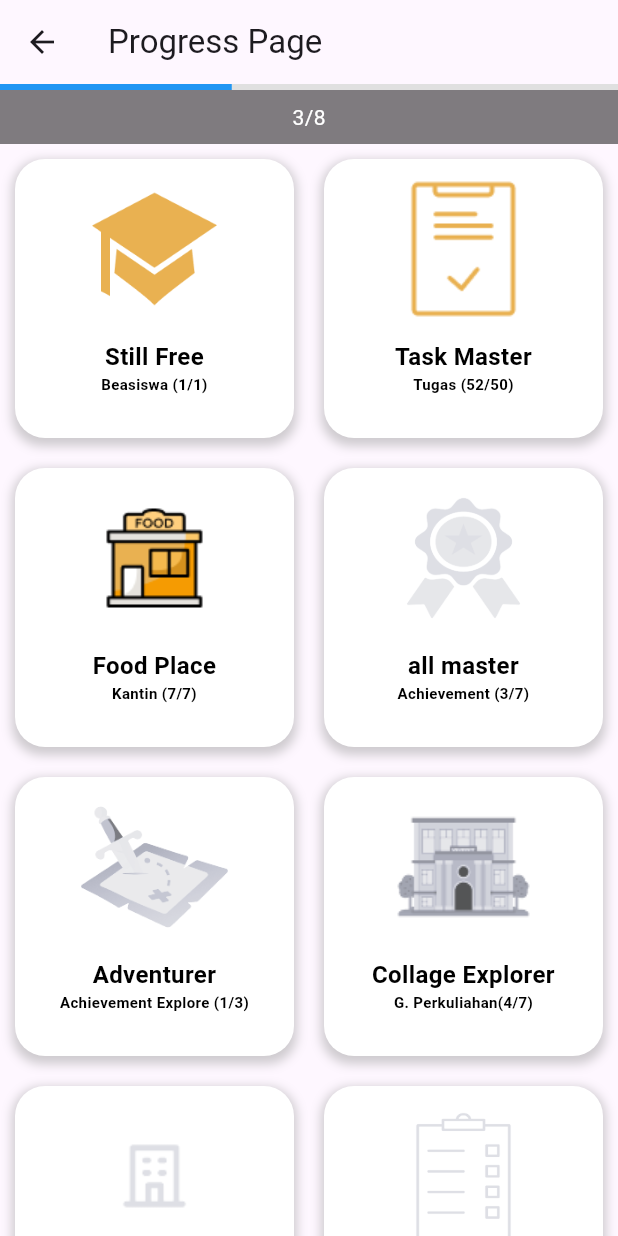
After one commit to medavidrahmadana/TelU-Adventure-Mobile, a Flutter app: the achievement_page screen opened directly, on a phone screen of 412 x 824 dp. The commit adds this screen. Run offline on Flutter 3.47's test engine with Material 3 defaults, Android fonts, the phone set to English and light mode, and no system bars; our stand-ins replace firebase_auth, firebase_core, google_maps_flutter; missing offline and left inert: flutter_driver; accounts and stored records are empty.

Commit message:
menambahkan achievement

```diff
--- a/telu_adventure/lib/main.dart
+++ b/telu_adventure/lib/main.dart
@@ -1,4 +1,5 @@
 import 'package:flutter/material.dart';
+import 'package:telu_adventure/page/achievement_page.dart';
 import 'package:telu_adventure/page/course_page.dart';
 import 'package:telu_adventure/page/course_vid_page.dart';
 import 'package:telu_adventure/page/forum_dashboard.dart';
--- /dev/null
+++ b/telu_adventure/lib/page/achievement_page.dart
@@ -0,0 +1,160 @@
+import 'package:flutter/material.dart';
+import 'package:telu_adventure/page/login_page.dart';
+
+class achievement_page extends StatelessWidget {
+  const achievement_page({Key? key}) : super(key: key);
+
+  @override
+  Widget build(BuildContext context) {
+    return Scaffold(
+      appBar: AppBar(
+        title: Text('Progress Page'),
+      ),
+      body: Column(
+        children: [
+          Positioned(
+                  bottom: 20.0,
+                  left: 0,
+                  right: 0,
+                  child: LinearProgressIndicator(
+                    backgroundColor: Colors.grey[300],
+                    valueColor: AlwaysStoppedAnimation<Color>(Colors.blue),
+                    value: 0.375, // Ganti nilai ini sesuai dengan kemajuan progres
+                  ),
+                ),
+                Positioned(
+                  bottom: 0,
+                  left: 0,
+                  right: 0,
+                  child: Container(
+                    color: Colors.black.withOpacity(0.5),
+                    padding: EdgeInsets.symmetric(vertical: 8.0),
+                    child: Row(
+                      mainAxisAlignment: MainAxisAlignment.center,
+                      children: [
+                        Text(
+                          '3/8',
+                          style: TextStyle(color: Colors.white),
+                        ),
+                      ],
+                    ),
+                  ),
+                ),
+          Expanded(
+            child: GridView.count(
+              crossAxisCount: 2, // Mengatur jumlah kolom menjadi 2
+              children: [
+               ModulAch(
+                  botText1: 'Still Free',
+                  imagePath: 'assets/img/scholar.png',
+                  botText2: 'Beasiswa (1/1)'
+                ),
+
+                ModulAch(
+                  botText1: 'Task Master',
+                  imagePath: 'assets/img/task_achievement.png',
+                  botText2: 'Tugas (52/50)'
+                ),
+
+                ModulAch(
+                  botText1: 'Food Place',
+                  imagePath: 'assets/img/restaurant.png',
+                  botText2: 'Kantin (7/7)'
+                ),
+                ModulAch(
+                  botText1: 'all master',
+                  imagePath: 'assets/img/Achievement-hitam.png',
+                  botText2: 'Achievement (3/7)'
+                ),
+                 ModulAch(
+                  botText1: 'Adventurer',
+                  imagePath: 'assets/img/Adventure-hitam.png',
+                  botText2: 'Achievement Explore (1/3)'
+                ),
+
+                ModulAch(
+                  botText1: 'Collage Explorer',
+                  imagePath: 'assets/img/University-hitam.png',
+                  botText2: 'G. Perkuliahan(4/7)'
+                ),
+
+                ModulAch(
+                  botText1: 'all place',
+                  imagePath: 'assets/img/gedung-hitam.png',
+                  botText2: 'G. Non Perkuliahan (4/10)'
+                ),
+                ModulAch(
+                  botText1: 'Never sleep?',
+                  imagePath: 'assets/img/Attendance-hitam.png',
+                  botText2: 'Presensi (20/50)'
+                ),
+              ],
+            ),
+          ),
+        ],
+      ),
+    );
+  }
+}
+
+class ModulAch extends StatelessWidget {
+  final String botText1;
+  final String botText2;
+  final String imagePath;
+
+  ModulAch({
+    required this.botText1,
+    required this.botText2,
+    required this.imagePath,
+  });
+
+  @override
+  Widget build(BuildContext context) {
+    return Container(
+      padding: EdgeInsets.all(10.0),
+      margin: EdgeInsets.all(10.0),
+      decoration: BoxDecoration(
+        color: Colors.white,
+        borderRadius: BorderRadius.circular(20.0),
+        boxShadow: [
+          BoxShadow(
+            color: Colors.grey.withOpacity(0.5),
+            spreadRadius: 2,
+            blurRadius: 5,
+            offset: Offset(0, 3),
+          ),
+        ],
+      ),
+      child: Column(
+        mainAxisSize: MainAxisSize.min,
+        crossAxisAlignment: CrossAxisAlignment.center,
+        children: [
+          Image.asset(
+            imagePath,
+            width: 100,
+            height: 100,
+          ),
+          SizedBox(height: 10.0),
+          Text(
+            botText1,
+            textAlign: TextAlign.center,
+            style: TextStyle(
+              fontSize: 16.0,
+              fontWeight: FontWeight.bold,
+              color: Colors.black,
+            ),
+          ),
+          Text(
+            botText2,
+            textAlign: TextAlign.center,
+            style: TextStyle(
+              fontSize: 10.0,
+              fontWeight: FontWeight.bold,
+              color: Colors.black,
+            ),
+          ),
+        ],
+      ),
+    );
+  }
+}
--- a/telu_adventure/lib/widget/nav_button.dart
+++ b/telu_adventure/lib/widget/nav_button.dart
@@ -1,9 +1,11 @@
 import 'package:flutter/material.dart';
+import 'package:telu_adventure/page/achievement_page.dart';
 import 'package:telu_adventure/page/course_page.dart';
 import 'package:telu_adventure/page/forum_dashboard.dart';
 import 'package:telu_adventure/page/home_page.dart';
 import 'package:telu_adventure/page/lapor_page.dart';
 import 'package:telu_adventure/page/map_page.dart';
+import 'package:telu_adventure/page/achievement_page.dart';
 
 class NavButton extends StatefulWidget {
   NavButton({Key? key}) : super(key: key);
```
Also changed, not shown: telu_adventure/lib/page/home_page.dart (+114 -16 lines), telu_adventure/assets/img/Achievement-hitam.png (added), telu_adventure/assets/img/Achievement.png (added), telu_adventure/assets/img/Adventure-hitam.png (added), telu_adventure/assets/img/Attendance-hitam.png (added), telu_adventure/assets/img/Restaurant-hitam.png (added), telu_adventure/assets/img/Scholar-hitam.png (added), telu_adventure/assets/img/University-hitam.png (added), telu_adventure/assets/img/building.png (added), telu_adventure/assets/img/gedung-hitam.png (added), telu_adventure/assets/img/restaurant.png (added), telu_adventure/assets/img/scholar.png (added), telu_adventure/assets/img/task-hitam.png (added), telu_adventure/assets/img/task_achievement.png (added).
